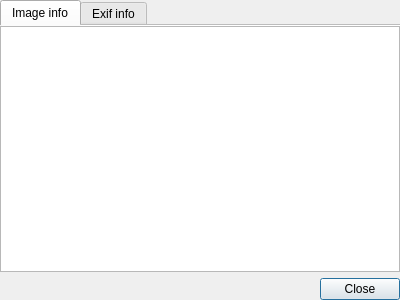
ABBAPOH/imageformats-ng, file src/app/imageinfodialog.ui: the form before one commit.
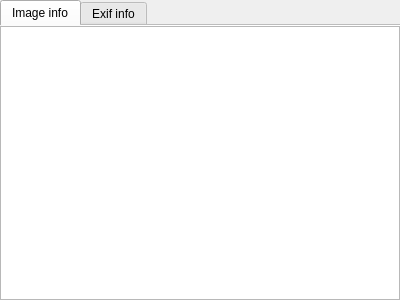
The form after the commit.

Commit message: Info dialog is now not modal

```diff
--- a/src/app/imageinfodialog.ui
+++ b/src/app/imageinfodialog.ui
@@ -80,16 +80,6 @@
      </widget>
     </widget>
    </item>
-   <item>
-    <widget class="QDialogButtonBox" name="buttonBox">
-     <property name="orientation">
-      <enum>Qt::Horizontal</enum>
-     </property>
-     <property name="standardButtons">
-      <set>QDialogButtonBox::Close</set>
-     </property>
-    </widget>
-   </item>
   </layout>
  </widget>
  <resources/>
```
Left out of the diff: 35 changed lines with no effect on the pictures. The commit also changes 2 other files.
